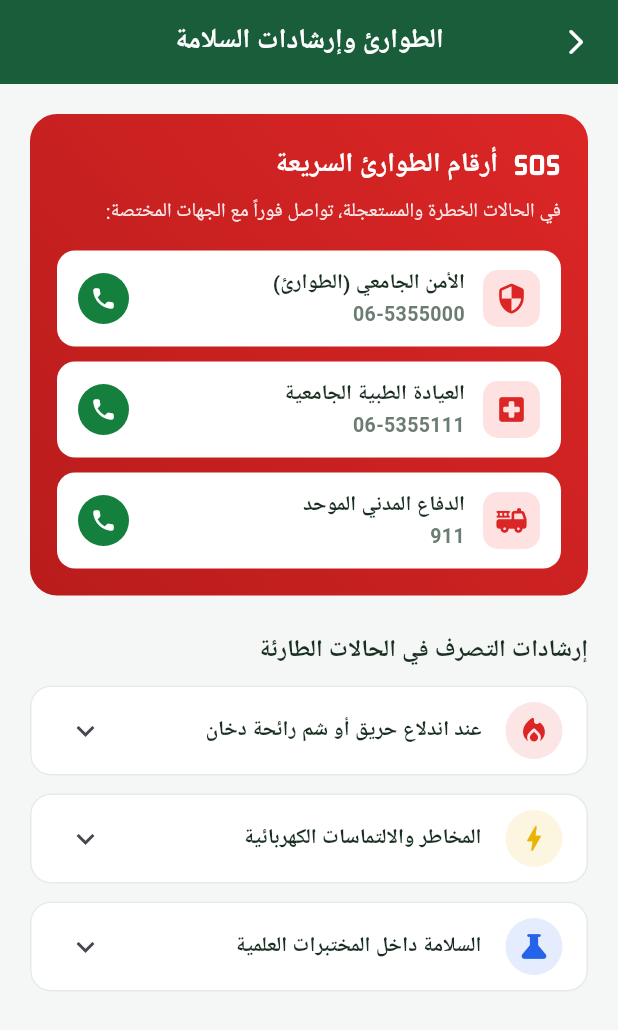
After one commit to brahaltmry446-design/safe_campus, a Flutter app: the SafetyGuideScreen screen opened directly, on a phone screen of 412 x 824 dp. The commit adds this screen. Shown: the top 1030 px of the screen. Run offline on Flutter 3.47's test engine with Material 3 defaults, Android fonts, the phone set to English and light mode, and no system bars; Roboto replaces fonts that are missing (Arial).

Commit message:
Add Emergency and Safety Guide screen

```diff
--- a/lib/home_screen.dart
+++ b/lib/home_screen.dart
@@ -2,7 +2,7 @@ import 'package:flutter/material.dart';
 import 'main.dart';
 import 'hazard_categories_screen.dart'; // تم استيراد صفحة فئات المخاطر
 import 'my_reports_screen.dart'; // تم استيراد صفحة بلاغاتي
-
+import 'safety_guide_screen.dart';
 class StudentHomeScreen extends StatefulWidget {
   final String userName;
   final String userRole;
@@ -280,7 +280,34 @@ class _StudentHomeScreenState extends State<StudentHomeScreen> {
                 ),
 
                 const SizedBox(height: 12),
+                const SizedBox(height: 12),
 
+// زر الطوارئ وإرشادات السلامة
+                SizedBox(
+                  height: 48,
+                  child: ElevatedButton.icon(
+                    onPressed: () {
+                      Navigator.push(
+                        context,
+                        MaterialPageRoute(
+                          builder: (context) => SafetyGuideScreen(isArabic: _isAr),
+                        ),
+                      );
+                    },
+                    icon: const Icon(Icons.health_and_safety_outlined, size: 20),
+                    label: Text(
+                      t('الطوارئ وإرشادات السلامة', 'Emergency & Safety Guide'),
+                      style: const TextStyle(fontSize: 15, fontWeight: FontWeight.bold),
+                    ),
+                    style: ElevatedButton.styleFrom(
+                      backgroundColor: const Color(0xFFFEF2F2),
+                      foregroundColor: const Color(0xFFDC2626),
+                      elevation: 0,
+                      side: const BorderSide(color: Color(0xFFFECACA)),
+                      shape: RoundedRectangleBorder(borderRadius: BorderRadius.circular(12)),
+                    ),
+                  ),
+                ),
                 // 6. زر تسجيل الخروج السفلي
                 TextButton.icon(
                   onPressed: _confirmLogout,
--- /dev/null
+++ b/lib/safety_guide_screen.dart
@@ -0,0 +1,309 @@
+import 'package:flutter/material.dart';
+
+class SafetyGuideScreen extends StatelessWidget {
+  final bool isArabic;
+
+  const SafetyGuideScreen({super.key, this.isArabic = true});
+
+  String t(String ar, String en) => isArabic ? ar : en;
+
+  void _simulateEmergencyCall(BuildContext context, String title, String number) {
+    showDialog(
+      context: context,
+      builder: (ctx) => Directionality(
+        textDirection: isArabic ? TextDirection.rtl : TextDirection.ltr,
+        child: AlertDialog(
+          shape: RoundedRectangleBorder(borderRadius: BorderRadius.circular(18)),
+          content: Column(
+            mainAxisSize: MainAxisSize.min,
+            children: [
+              Container(
+                padding: const EdgeInsets.all(16),
+                decoration: const BoxDecoration(
+                  color: Color(0xFFFEE2E2),
+                  shape: BoxShape.circle,
+                ),
+                child: const Icon(Icons.phone_in_talk_rounded, color: Color(0xFFDC2626), size: 42),
+              ),
+              const SizedBox(height: 16),
+              Text(
+                t('جاري الاتصال الطارئ...', 'Calling Emergency...'),
+                style: const TextStyle(fontSize: 17, fontWeight: FontWeight.bold, color: Color(0xFF1A2E22)),
+              ),
+              const SizedBox(height: 6),
+              Text(
+                '$title ($number)',
+                style: const TextStyle(fontSize: 15, fontWeight: FontWeight.w600, color: Color(0xFFDC2626)),
+              ),
+              const SizedBox(height: 18),
+              SizedBox(
+                width: double.infinity,
+                height: 44,
+                child: ElevatedButton(
+                  onPressed: () => Navigator.pop(ctx),
+                  style: ElevatedButton.styleFrom(
+                    backgroundColor: const Color(0xFFDC2626),
+                    foregroundColor: Colors.white,
+                    shape: RoundedRectangleBorder(borderRadius: BorderRadius.circular(12)),
+                  ),
+                  child: Text(t('إنهاء المكالمة', 'End Call'), style: const TextStyle(fontWeight: FontWeight.bold)),
+                ),
+              ),
+            ],
+          ),
+        ),
+      ),
+    );
+  }
+
+  @override
+  Widget build(BuildContext context) {
+    return Directionality(
+      textDirection: isArabic ? TextDirection.rtl : TextDirection.ltr,
+      child: Scaffold(
+        backgroundColor: const Color(0xFFF4F7F5),
+        appBar: AppBar(
+          backgroundColor: const Color(0xFF1A5D3A),
+          elevation: 0,
+          centerTitle: true,
+          leading: IconButton(
+            icon: const Icon(Icons.arrow_back_ios_new_rounded, color: Colors.white, size: 20),
+            onPressed: () => Navigator.pop(context),
+          ),
+          title: Text(
+            t('الطوارئ وإرشادات السلامة', 'Emergency & Safety Guide'),
+            style: const TextStyle(color: Colors.white, fontSize: 18, fontWeight: FontWeight.bold),
+          ),
+        ),
+        body: SafeArea(
+          child: SingleChildScrollView(
+            padding: const EdgeInsets.all(20.0),
+            child: Column(
+              crossAxisAlignment: CrossAxisAlignment.stretch,
+              children: [
+                // 1. بطاقة الاتصال السريع للطوارئ
+                Container(
+                  padding: const EdgeInsets.all(18),
+                  decoration: BoxDecoration(
+                    gradient: const LinearGradient(
+                      colors: [Color(0xFFDC2626), Color(0xFFB91C1C)],
+                      begin: Alignment.topRight,
+                      end: Alignment.bottomLeft,
+                    ),
+                    borderRadius: BorderRadius.circular(18),
+                  ),
+                  child: Column(
+                    crossAxisAlignment: CrossAxisAlignment.start,
+                    children: [
+                      Row(
+                        children: [
+                          const Icon(Icons.sos_rounded, color: Colors.white, size: 32),
+                          const SizedBox(width: 10),
+                          Expanded(
+                            child: Text(
+                              t('أرقام الطوارئ السريعة', 'Quick Emergency Contacts'),
+                              style: const TextStyle(color: Colors.white, fontSize: 18, fontWeight: FontWeight.bold),
+                            ),
+                          ),
+                        ],
+                      ),
+                      const SizedBox(height: 6),
+                      Text(
+                        t(
+                          'في الحالات الخطرة والمستعجلة، تواصل فوراً مع الجهات المختصة:',
+                          'In critical emergencies, contact the relevant authorities immediately:',
+                        ),
+                        style: TextStyle(color: Colors.white.withOpacity(0.9), fontSize: 13),
+                      ),
+                      const SizedBox(height: 16),
+                      _buildEmergencyContactTile(
+                        context,
+                        title: t('الأمن الجامعي (الطوارئ)', 'Campus Security'),
+                        number: '06-5355000',
+                        icon: Icons.security_rounded,
+                      ),
+                      const SizedBox(height: 10),
+                      _buildEmergencyContactTile(
+                        context,
+                        title: t('العيادة الطبية الجامعية', 'Campus Medical Clinic'),
+                        number: '06-5355111',
+                        icon: Icons.local_hospital_rounded,
+                      ),
+                      const SizedBox(height: 10),
+                      _buildEmergencyContactTile(
+                        context,
+                        title: t('الدفاع المدني الموحد', 'Civil Defense'),
+                        number: '911',
+                        icon: Icons.fire_truck_rounded,
+                      ),
+                    ],
+                  ),
+                ),
+
+                const SizedBox(height: 24),
+
+                // 2. عنوان الإرشادات الوقائية
+                Text(
+                  t('إرشادات التصرف في الحالات الطارئة', 'Emergency Response Guidelines'),
+                  style: const TextStyle(fontSize: 16, fontWeight: FontWeight.bold, color: Color(0xFF1A2E22)),
+                ),
+                const SizedBox(height: 12),
+
+                _buildGuidelineCard(
+                  icon: Icons.local_fire_department_rounded,
+                  iconColor: const Color(0xFFDC2626),
+                  title: t('عند اندلاع حريق أو شم رائحة دخان', 'In Case of Fire or Smoke'),
+                  steps: isArabic
+                      ? [
+                    'اضغط على أقرب زر إنذار حريق في الممر فوراً.',
+                    'لا تستخدم المصاعد نهائياً، واستخدم سلالم الطوارئ.',
+                    'توجه بهدوء إلى أقرب نقطة تجمع خارج المبنى.',
+                  ]
+                      : [
+                    'Activate the nearest fire alarm pull station immediately.',
+                    'Never use elevators; use emergency stairwells.',
+                    'Proceed calmly to the nearest outdoor assembly point.',
+                  ],
+                ),
+
+                const SizedBox(height: 12),
+
+                _buildGuidelineCard(
+                  icon: Icons.bolt_rounded,
+                  iconColor: const Color(0xFFEAB308),
+                  title: t('المخاطر والالتماسات الكهربائية', 'Electrical Hazards & Short Circuits'),
+                  steps: isArabic
+                      ? [
+                    'ابتعد عن الأسلاك المكشوفة أو الأجهزة التي تصدر شراراً.',
+                    'لا تلمس أي معدات كهربائية بأيدٍ مبللة أو قرب تجمعات المياه.',
+                    'أبلغ فوراً عبر التطبيق وحدد رقم القاعة أو المختبر بدقة.',
+                  ]
+                      : [
+                    'Stay away from exposed wires or sparking equipment.',
+                    'Do not touch electrical devices with wet hands or near water.',
+                    'Report immediately via the app with exact room details.',
+                  ],
+                ),
+
+                const SizedBox(height: 12),
+
+                _buildGuidelineCard(
+                  icon: Icons.science_rounded,
+                  iconColor: const Color(0xFF2563EB),
+                  title: t('السلامة داخل المختبرات العلمية', 'Laboratory Safety'),
+                  steps: isArabic
+                      ? [
+                    'التزم بارتداء المعطف المخبري والنظارات الواقية طوال الوقت.',
+                    'تأكد من إغلاق صمامات الغاز والمواد الكيميائية بعد انتهاء التجربة.',
+                    'في حال انسكاب مادة كيميائية، أبلغ مشرف المختبر فوراً.',
+                  ]
+                      : [
+                    'Wear lab coats and protective goggles at all times.',
+                    'Ensure gas valves and chemicals are sealed after experiments.',
+                    'In case of a chemical spill, notify the lab supervisor immediately.',
+                  ],
+                ),
+              ],
+            ),
+          ),
+        ),
+      ),
+    );
+  }
+
+  Widget _buildEmergencyContactTile(
+      BuildContext context, {
+        required String title,
+        required String number,
+        required IconData icon,
+      }) {
+    return InkWell(
+      onTap: () => _simulateEmergencyCall(context, title, number),
+      borderRadius: BorderRadius.circular(12),
+      child: Container(
+        padding: const EdgeInsets.symmetric(horizontal: 14, vertical: 12),
+        decoration: BoxDecoration(
+          color: Colors.white,
+          borderRadius: BorderRadius.circular(12),
+        ),
+        child: Row(
+          children: [
+            Container(
+              padding: const EdgeInsets.all(8),
+              decoration: BoxDecoration(
+                color: const Color(0xFFFEE2E2),
+                borderRadius: BorderRadius.circular(10),
+              ),
+              child: Icon(icon, color: const Color(0xFFDC2626), size: 22),
+            ),
+            const SizedBox(width: 12),
+            Expanded(
+              child: Column(
+                crossAxisAlignment: CrossAxisAlignment.start,
+                children: [
+                  Text(title, style: const TextStyle(fontSize: 14, fontWeight: FontWeight.bold, color: Color(0xFF1A2E22))),
+                  Text(number, style: const TextStyle(fontSize: 13, fontWeight: FontWeight.w600, color: Color(0xFF6B7C72))),
+                ],
+              ),
+            ),
+            Container(
+              padding: const EdgeInsets.all(8),
+              decoration: const BoxDecoration(
+                color: Color(0xFF15803D),
+                shape: BoxShape.circle,
+              ),
+              child: const Icon(Icons.call_rounded, color: Colors.white, size: 18),
+            ),
+          ],
+        ),
+      ),
+    );
+  }
+
+  Widget _buildGuidelineCard({
+    required IconData icon,
+    required Color iconColor,
+    required String title,
+    required List<String> steps,
+  }) {
+    return Container(
+      decoration: BoxDecoration(
+        color: Colors.white,
+        borderRadius: BorderRadius.circular(14),
+        border: Border.all(color: const Color(0xFFE5ECE8)),
+      ),
+      child: ExpansionTile(
+        leading: Container(
+          padding: const EdgeInsets.all(8),
+          decoration: BoxDecoration(
+            color: iconColor.withOpacity(0.12),
+            shape: BoxShape.circle,
+          ),
+          child: Icon(icon, color: iconColor, size: 22),
+        ),
+        title: Text(
+          title,
+          style: const TextStyle(fontSize: 14, fontWeight: FontWeight.bold, color: Color(0xFF1A2E22)),
+        ),
+        childrenPadding: const EdgeInsets.fromLTRB(16, 0, 16, 16),
+        children: steps
+            .map(
+              (step) => Padding(
+            padding: const EdgeInsets.only(top: 8.0),
+            child: Row(
+              crossAxisAlignment: CrossAxisAlignment.start,
+              children: [
+                const Icon(Icons.check_circle_outline_rounded, size: 18, color: Color(0xFF1A5D3A)),
+                const SizedBox(width: 8),
+                Expanded(
+                  child: Text(step, style: const TextStyle(fontSize: 13, color: Color(0xFF4A5D52), height: 1.4)),
+                ),
+              ],
+            ),
+          ),
+        )
+            .toList(),
+      ),
+    );
+  }
+}
```
